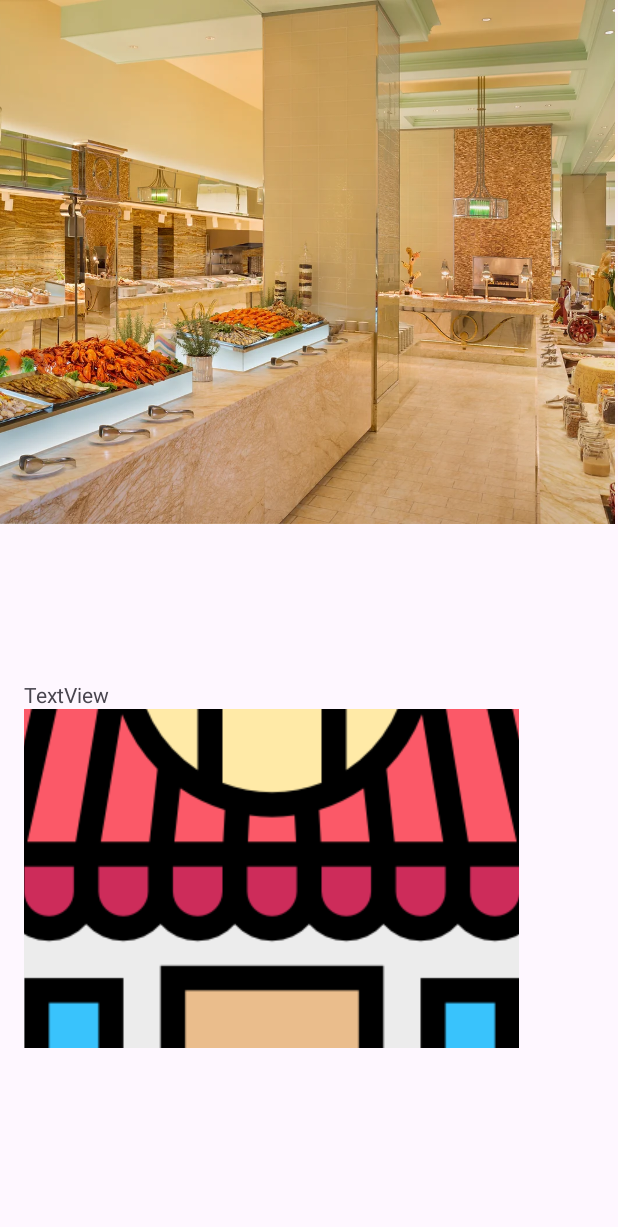
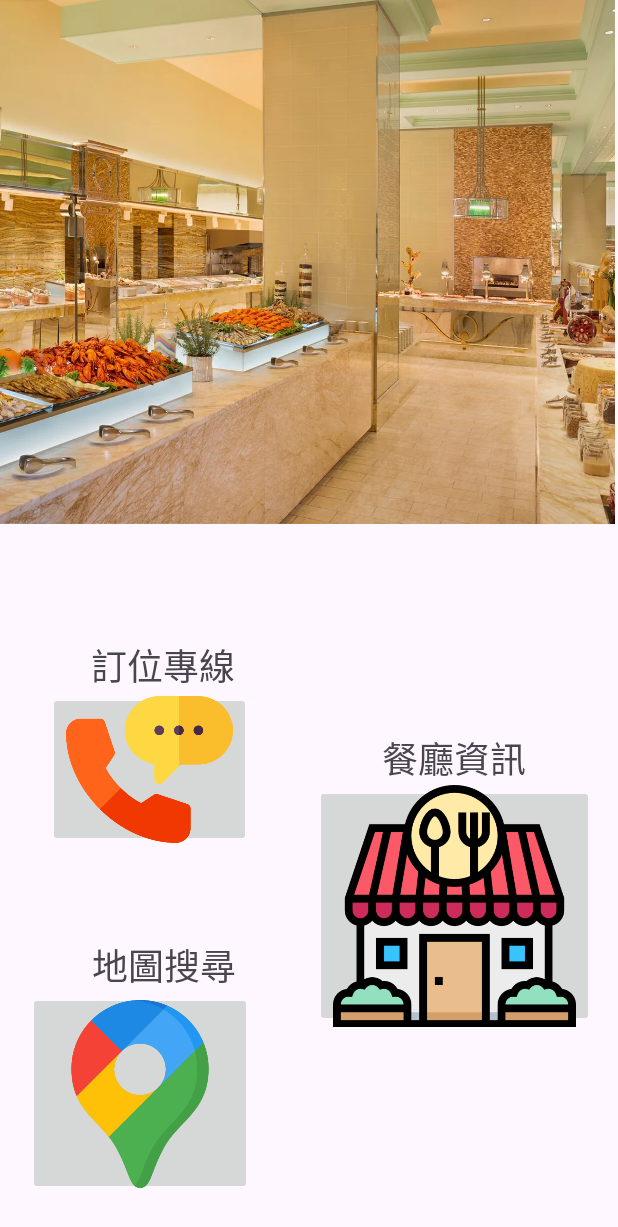
Before and after one commit to D1204459/desktopAndroid, an Android app: the screen it shows after launch (MainActivity), on a phone screen of 412 x 824 dp. Shown: the top 1227 px of the screen. Run offline under Robolectric (Android 15) with nearby library versions, the phone set to English and light mode, and no system bars.

Commit message:
完整版

```diff
--- a/0803HW/app/src/main/java/com/example/a0803hw/MainActivity.java
+++ b/0803HW/app/src/main/java/com/example/a0803hw/MainActivity.java
@@ -1,6 +1,9 @@
 package com.example.a0803hw;
 
+import android.content.Intent;
+import android.net.Uri;
 import android.os.Bundle;
+import android.widget.ImageButton;
 
 import androidx.activity.EdgeToEdge;
 import androidx.appcompat.app.AppCompatActivity;
@@ -20,5 +23,31 @@ public class MainActivity extends AppCompatActivity {
             v.setPadding(systemBars.left, systemBars.top, systemBars.right, systemBars.bottom);
             return insets;
         });
+
+        // 餐廳資訊按鈕功能
+        ImageButton restaurantButton = findViewById(R.id.imageButton);
+        restaurantButton.setOnClickListener(v -> {
+            String url = "https://www.thelin.com.tw/%E6%A3%AE%E6%9E%97%E7%99%BE%E5%8C%AF"; // 替換成你要的餐廳網址
+            Intent intent = new Intent(Intent.ACTION_VIEW);
+            intent.setData(Uri.parse(url));
+            startActivity(intent);
+        });
+
+        // 訂位專線按鈕功能
+        ImageButton phoneButton = findViewById(R.id.imageButton2);
+        phoneButton.setOnClickListener(v -> {
+            Intent intent = new Intent(Intent.ACTION_DIAL);
+            intent.setData(Uri.parse("tel:0422555555")); // 替換成你的餐廳電話號碼
+            startActivity(intent);
+        });
+
+        // 地圖搜尋按鈕功能
+        ImageButton mapButton = findViewById(R.id.imageButton3);
+        mapButton.setOnClickListener(v -> {
+            Uri gmmIntentUri = Uri.parse("geo:0,0?q=407024台中市西屯區朝富路99號"); // 替換成你的餐廳地址
+            Intent mapIntent = new Intent(Intent.ACTION_VIEW, gmmIntentUri);
+            mapIntent.setPackage("com.google.android.apps.maps");
+            startActivity(mapIntent);
+        });
     }
 }
--- a/0803HW/app/src/main/res/layout/activity_main.xml
+++ b/0803HW/app/src/main/res/layout/activity_main.xml
@@ -21,26 +21,83 @@
         app:srcCompat="@drawable/thelin" />
 
     <LinearLayout
-        android:layout_width="330dp"
-        android:layout_height="245dp"
+        android:layout_width="186dp"
+        android:layout_height="221dp"
         android:orientation="vertical"
         app:layout_constraintBottom_toBottomOf="parent"
         app:layout_constraintEnd_toEndOf="parent"
-        app:layout_constraintHorizontal_bias="0.197"
+        app:layout_constraintHorizontal_bias="0.928"
         app:layout_constraintStart_toStartOf="parent"
         app:layout_constraintTop_toTopOf="parent"
-        app:layout_constraintVertical_bias="0.783">
+        app:layout_constraintVertical_bias="0.809">
 
         <TextView
             android:id="@+id/textView"
             android:layout_width="match_parent"
             android:layout_height="wrap_content"
-            android:text="TextView" />
+            android:gravity="center|top"
+            android:text="餐廳資訊"
+            android:textSize="24sp" />
 
         <ImageButton
             android:id="@+id/imageButton"
             android:layout_width="match_parent"
-            android:layout_height="wrap_content"
+            android:layout_height="161dp"
+            android:scaleType="centerCrop"
             app:srcCompat="@drawable/restaurant" />
     </LinearLayout>
+
+    <LinearLayout
+        android:layout_width="153dp"
+        android:layout_height="170dp"
+        android:orientation="vertical"
+        app:layout_constraintBottom_toBottomOf="parent"
+        app:layout_constraintEnd_toEndOf="parent"
+        app:layout_constraintHorizontal_bias="0.124"
+        app:layout_constraintStart_toStartOf="parent"
+        app:layout_constraintTop_toTopOf="parent"
+        app:layout_constraintVertical_bias="0.65">
+
+        <TextView
+            android:id="@+id/textView2"
+            android:layout_width="match_parent"
+            android:layout_height="wrap_content"
+            android:gravity="center|top"
+            android:text="訂位專線"
+            android:textSize="24sp" />
+
+        <ImageButton
+            android:id="@+id/imageButton2"
+            android:layout_width="135dp"
+            android:layout_height="103dp"
+            android:scaleType="centerCrop"
+            app:srcCompat="@drawable/phone" />
+    </LinearLayout>
+
+    <LinearLayout
+        android:layout_width="181dp"
+        android:layout_height="182dp"
+        android:layout_marginEnd="212dp"
+        android:orientation="vertical"
+        app:layout_constraintBottom_toBottomOf="parent"
+        app:layout_constraintEnd_toEndOf="parent"
+        app:layout_constraintTop_toTopOf="parent"
+        app:layout_constraintVertical_bias="0.974">
+
+        <TextView
+            android:id="@+id/textView3"
+            android:layout_width="match_parent"
+            android:layout_height="wrap_content"
+            android:gravity="center|top"
+            android:text="地圖搜尋"
+            android:textSize="24sp" />
+
+        <ImageButton
+            android:id="@+id/imageButton3"
+            android:layout_width="149dp"
+            android:layout_height="135dp"
+            android:scaleType="centerCrop"
+            app:srcCompat="@drawable/google_maps" />
+
+    </LinearLayout>
 </androidx.constraintlayout.widget.ConstraintLayout>
```
